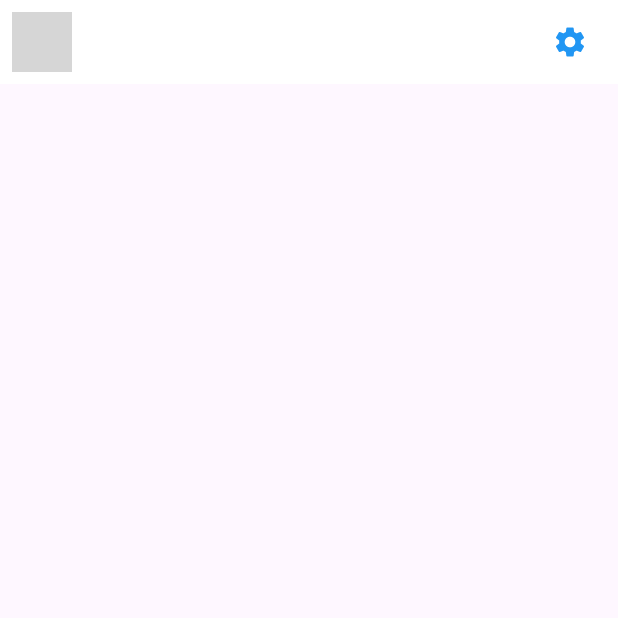
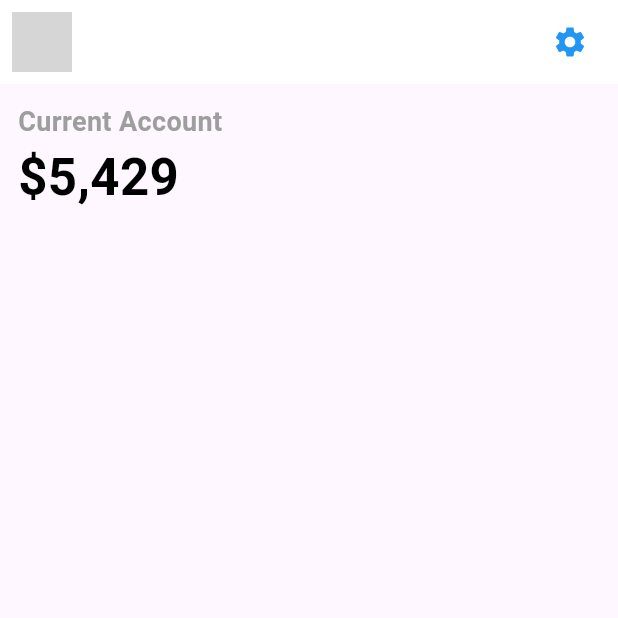
Before and after one commit to makgr/expense_app, a Flutter app: the screen it shows after launch, on a phone screen of 412 x 824 dp, the top half of it. Run offline on Flutter 3.47's test engine with Material 3 defaults, Android fonts, the phone set to English and light mode, and no system bars; network calls fail; grey boxes are pictures that could not be loaded.

Commit message:
current account section

```diff
--- a/lib/screens/home_screen.dart
+++ b/lib/screens/home_screen.dart
@@ -1,3 +1,4 @@
+import 'package:expense_app/screens/widgets/current_account.dart';
 import 'package:flutter/material.dart';
 
 class HomeScreen extends StatelessWidget {
@@ -29,6 +30,18 @@ class HomeScreen extends StatelessWidget {
           ),
         ],
       ),
+      body: Column(
+        children: [
+          //current account
+          CurrentAccount(),
+
+          //cards
+
+          //account manage
+
+          //transactions
+        ],
+      ),
     );
   }
 }
--- /dev/null
+++ b/lib/screens/widgets/current_account.dart
@@ -0,0 +1,28 @@
+import 'package:flutter/material.dart';
+
+class CurrentAccount extends StatelessWidget {
+  const CurrentAccount({super.key});
+
+  @override
+  Widget build(BuildContext context) {
+    return Container(
+      margin: const EdgeInsets.only(top: 12, left: 12),
+      height: 80,
+      child: const Column(
+        crossAxisAlignment: CrossAxisAlignment.start,
+        children: [
+          Text(
+            "Current Account",
+            style: TextStyle(
+                fontSize: 18, fontWeight: FontWeight.bold, color: Colors.grey),
+          ),
+          Text(
+            "\$5,429",
+            style: TextStyle(
+                fontSize: 34, fontWeight: FontWeight.bold, color: Colors.black),
+          ),
+        ],
+      ),
+    );
+  }
+}
```
